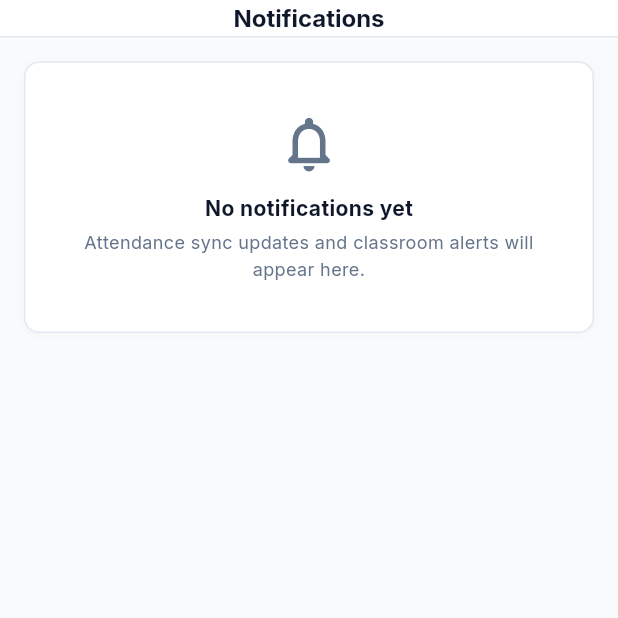
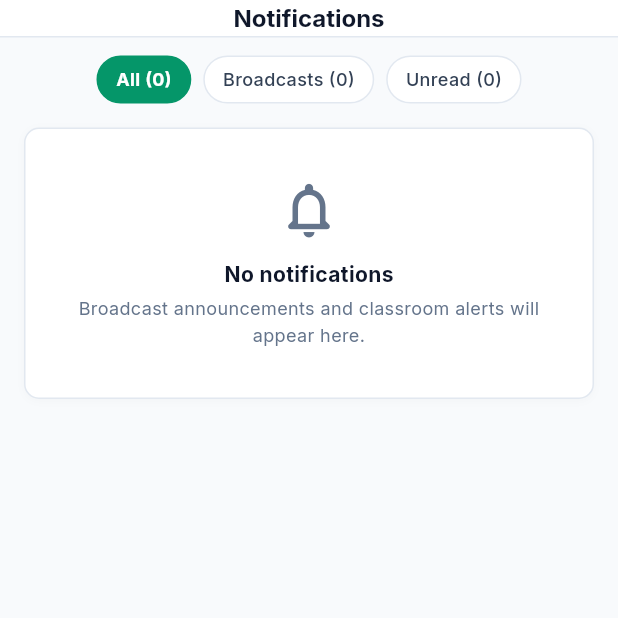
Before and after one commit to prathamrajbhar/Smart-Attandance-System, a Flutter app: the NotificationsScreen screen opened by its route, on a phone screen of 412 x 824 dp, the top half of it. Run offline on Flutter 3.47's test engine with Material 3 defaults, Android fonts, the phone set to English and light mode, and no system bars; our stand-ins replace camera, connectivity_plus, device_info_plus, dio, firebase_core, firebase_messaging and 13 more; missing offline and left inert: workmanager; accounts and stored records are empty; network calls fail; statements that could not run were skipped.

Commit message:
feat(notifications): enterprise real-time broadcast system for web and mobile

```diff
--- /dev/null
+++ b/mobile/lib/domain/models/app_notification.dart
@@ -0,0 +1,63 @@
+class LocalNotification {
+  final String id;
+  final String title;
+  final String body;
+  final DateTime timestamp;
+  final String severity;
+  final String category;
+  final String? link;
+  final String source;
+  final bool isRead;
+
+  LocalNotification({
+    String? id,
+    required this.title,
+    required this.body,
+    required this.timestamp,
+    required this.severity,
+    this.category = 'system',
+    this.link,
+    this.source = 'local',
+    this.isRead = false,
+  }) : id = id ?? '${timestamp.millisecondsSinceEpoch}_${title.hashCode}';
+
+  Map<String, dynamic> toMap() => {
+        'id': id,
+        'title': title,
+        'body': body,
+        'timestamp': timestamp.toIso8601String(),
+        'severity': severity,
+        'category': category,
+        'link': link,
+        'source': source,
+        'is_read': isRead,
+      };
+
+  factory LocalNotification.fromMap(Map<dynamic, dynamic> map) {
+    return LocalNotification(
+      id: map['id'] as String?,
+      title: map['title'] as String? ?? '',
+      body: map['body'] as String? ?? '',
+      timestamp: map['timestamp'] != null
+          ? DateTime.tryParse(map['timestamp'] as String) ?? DateTime.now()
+          : DateTime.now(),
+      severity: map['severity'] as String? ?? 'info',
+      category: map['category'] as String? ?? 'system',
+      link: map['link'] as String?,
+      source: map['source'] as String? ?? 'local',
+      isRead: map['is_read'] as bool? ?? false,
+    );
+  }
+
+  LocalNotification copyWith({bool? isRead}) => LocalNotification(
+        id: id,
+        title: title,
+        body: body,
+        timestamp: timestamp,
+        severity: severity,
+        category: category,
+        link: link,
+        source: source,
+        isRead: isRead ?? this.isRead,
+      );
+}
--- a/mobile/lib/features/notifications/screens/notifications_screen.dart
+++ b/mobile/lib/features/notifications/screens/notifications_screen.dart
@@ -1,23 +1,33 @@
 import 'package:flutter/material.dart';
 import 'package:flutter_riverpod/flutter_riverpod.dart';
 import 'package:smart_attendance_app/app/theme.dart';
-import 'package:smart_attendance_app/core/attendance_constants.dart';
 import 'package:smart_attendance_app/data/local/notification_service.dart';
 import 'package:smart_attendance_app/features/notifications/widgets/notification_tile.dart';
 import 'package:smart_attendance_app/shared/widgets/animated_background.dart';
 import 'package:smart_attendance_app/shared/widgets/glass_app_bar.dart';
 import 'package:smart_attendance_app/shared/widgets/glass_card.dart';
 
-class NotificationsScreen extends ConsumerWidget {
+class NotificationsScreen extends ConsumerStatefulWidget {
   const NotificationsScreen({super.key});
 
   @override
-  Widget build(BuildContext context, WidgetRef ref) {
+  ConsumerState<NotificationsScreen> createState() => _NotificationsScreenState();
+}
+
+class _NotificationsScreenState extends ConsumerState<NotificationsScreen> {
+  String _selectedFilter = 'all';
+
+  @override
+  Widget build(BuildContext context) {
     final notifications = ref.watch(notificationsProvider);
     final isLoading = ref.watch(notificationsLoadingProvider);
-    final pushList = notifications.where((n) => n.source == kAttendanceTypePush).toList();
-    final localList = notifications.where((n) => n.source == kAttendanceTypeLocal).toList();
     final unread = notifications.where((n) => !n.isRead).length;
+
+    final filtered = notifications.where((n) {
+      if (_selectedFilter == 'broadcasts') return n.source == 'broadcast' || n.category == 'broadcast';
+      if (_selectedFilter == 'unread') return !n.isRead;
+      return true;
+    }).toList();
 
     return Scaffold(
       appBar: GlassAppBar(
@@ -50,45 +60,80 @@ class NotificationsScreen extends ConsumerWidget {
       ),
       body: AnimatedBackground(
         child: SafeArea(
+          child: Column(
+            children: [
+              _buildFilterChips(notifications),
+              Expanded(
                 child: RefreshIndicator(
                   color: SasColors.accentEmerald,
                   backgroundColor: SasColors.bgSecondary,
                   onRefresh: () => ref.read(notificationsProvider.notifier).load(),
                   child: ListView(
-              padding: const EdgeInsets.all(16),
+                    padding: const EdgeInsets.symmetric(horizontal: 16, vertical: 8),
                     children: [
-                if (isLoading)
+                      if (isLoading && notifications.isEmpty)
                         const Center(child: Padding(padding: EdgeInsets.all(32), child: CircularProgressIndicator(color: SasColors.accentEmerald)))
-                else if (notifications.isEmpty)
+                      else if (filtered.isEmpty)
                         _buildEmpty()
-                else ...[
-                  if (pushList.isNotEmpty) ...[
-                    _buildSectionHeader(Icons.campaign_rounded, 'System & Push Alerts', SasColors.warning),
-                    const SizedBox(height: 6),
-                    ...pushList.map((n) => NotificationTile(notification: n, isPush: true)),
-                    const SizedBox(height: 14),
-                  ],
-                  if (localList.isNotEmpty) ...[
-                    _buildSectionHeader(Icons.cloud_sync_rounded, 'Sync & Attendance Events', SasColors.textMuted),
-                    const SizedBox(height: 6),
-                    ...localList.map((n) => NotificationTile(notification: n, isPush: false)),
-                  ],
-                ],
+                      else
+                        ...filtered.map((n) => NotificationTile(
+                              notification: n,
+                              onMarkRead: () => ref.read(notificationsProvider.notifier).markRead(n.id),
+                              onDelete: () => ref.read(notificationsProvider.notifier).deleteNotification(n.id),
+                            )),
                     ],
                   ),
+                ),
+              ),
+            ],
           ),
         ),
       ),
     );
   }
 
-  Widget _buildSectionHeader(IconData icon, String title, Color color) {
-    return Row(
+  Widget _buildFilterChips(List<LocalNotification> all) {
+    final broadcastCount = all.where((n) => n.source == 'broadcast' || n.category == 'broadcast').length;
+    final unreadCount = all.where((n) => !n.isRead).length;
+
+    return SingleChildScrollView(
+      scrollDirection: Axis.horizontal,
+      padding: const EdgeInsets.fromLTRB(16, 12, 16, 8),
+      child: Row(
         children: [
-        Icon(icon, size: 15, color: color),
-        const SizedBox(width: 6),
-        Text(title, style: TextStyle(color: color, fontSize: 12, fontWeight: FontWeight.w700)),
+          _buildFilterChip('all', 'All (${all.length})'),
+          const SizedBox(width: 8),
+          _buildFilterChip('broadcasts', 'Broadcasts ($broadcastCount)'),
+          const SizedBox(width: 8),
+          _buildFilterChip('unread', 'Unread ($unreadCount)'),
         ],
+      ),
+    );
+  }
+
+  Widget _buildFilterChip(String key, String label) {
+    final isSelected = _selectedFilter == key;
+    return InkWell(
+      onTap: () => setState(() => _selectedFilter = key),
+      borderRadius: BorderRadius.circular(20),
+      child: Container(
+        padding: const EdgeInsets.symmetric(horizontal: 12, vertical: 6),
+        decoration: BoxDecoration(
+          color: isSelected ? SasColors.accentEmerald : SasColors.bgSecondary,
+          borderRadius: BorderRadius.circular(20),
+          border: Border.all(
+            color: isSelected ? SasColors.accentEmerald : SasColors.glassBorder,
+          ),
+        ),
+        child: Text(
+          label,
+          style: TextStyle(
+            color: isSelected ? Colors.white : SasColors.textSecondary,
+            fontSize: 12,
+            fontWeight: isSelected ? FontWeight.w700 : FontWeight.w500,
+          ),
+        ),
+      ),
     );
   }
 
@@ -99,9 +144,9 @@ class NotificationsScreen extends ConsumerWidget {
         children: [
           Icon(Icons.notifications_none_rounded, size: 44, color: SasColors.textMuted),
           SizedBox(height: 10),
-          Text('No notifications yet', style: TextStyle(color: SasColors.textPrimary, fontSize: 14, fontWeight: FontWeight.w700)),
+          Text('No notifications', style: TextStyle(color: SasColors.textPrimary, fontSize: 14, fontWeight: FontWeight.w700)),
           SizedBox(height: 4),
-          Text('Attendance sync updates and classroom alerts will appear here.',
+          Text('Broadcast announcements and classroom alerts will appear here.',
               textAlign: TextAlign.center, style: TextStyle(color: SasColors.textMuted, fontSize: 12)),
         ],
       ),
```
Also changed, not shown: mobile/lib/data/api/notification_api.dart (added, +113 -0 lines), mobile/lib/data/local/notification_service.dart (+127 -79 lines), mobile/lib/features/home/widgets/home_welcome_card.dart (+48 -27 lines), mobile/lib/features/notifications/widgets/notification_tile.dart (+68 -22 lines), 6 other files. Lines whose indentation alone changed are shown as unchanged.
